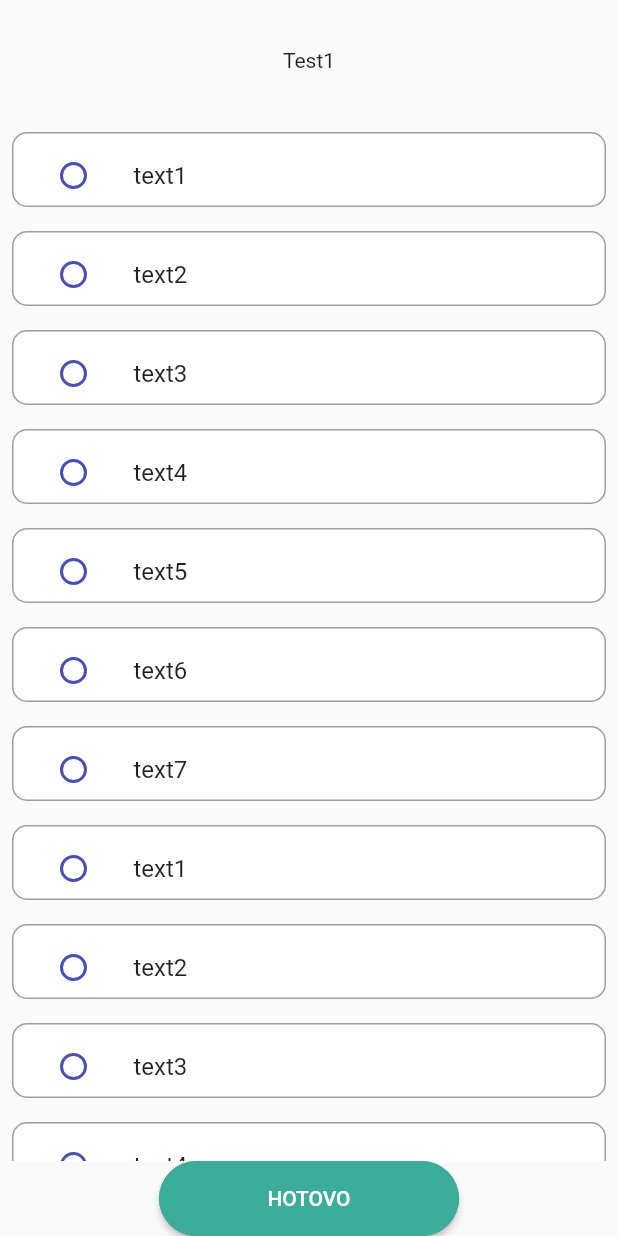
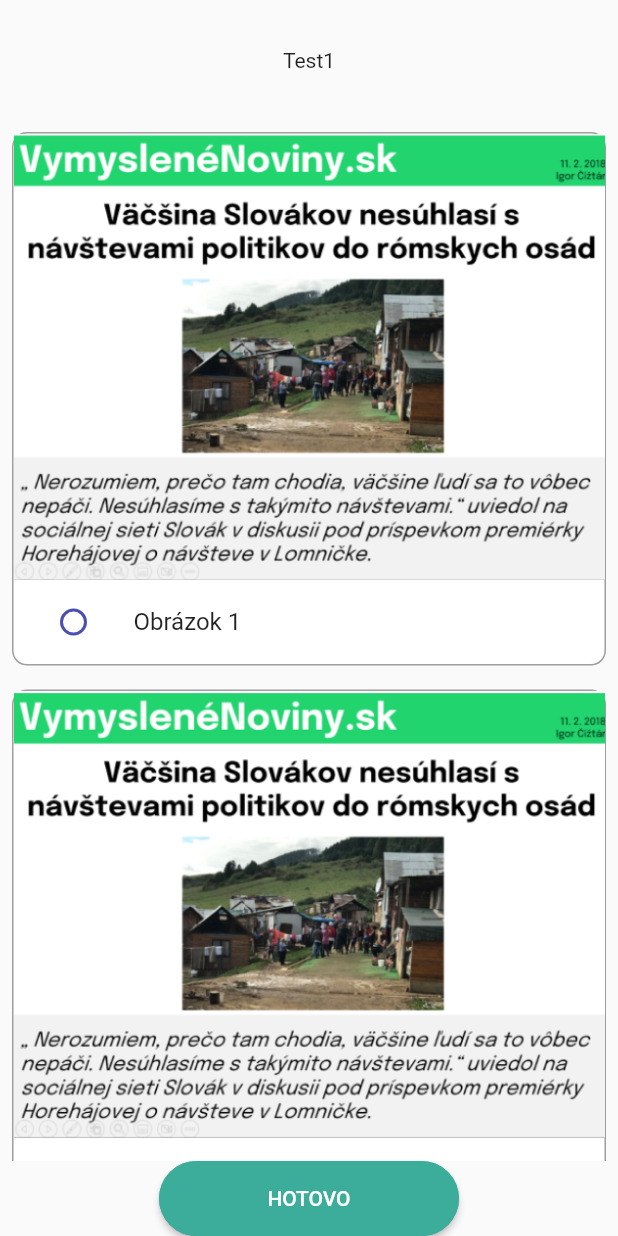
Before and after one commit to intension-software/infomentor, a Flutter app: the screen it shows once a user with an empty profile is signed in, on a phone screen of 412 x 824 dp. Run offline on Flutter 3.47's test engine with Material 2 defaults, Android fonts, the light colour scheme and no system bars; our stand-ins replace firebase_auth, firebase_core; accounts and stored records are empty.

Commit message:
test answers done

```diff
--- a/lib/auth.dart
+++ b/lib/auth.dart
@@ -1,4 +1,3 @@
-import 'package:flutter/material.dart';
 import 'package:firebase_auth/firebase_auth.dart';
 
 class Auth {
--- a/lib/screens/Test.dart
+++ b/lib/screens/Test.dart
@@ -1,16 +1,10 @@
-
 import 'package:flutter/material.dart';
 import 'package:infomentor/widgets/ReWidgets.dart';
 
-enum Answer { one, two, three, four }
 
-class TestData {
-
-
+String title = 'Test1';
 
 int correct = 1;
-
-}
 
 List answers = [
   'text1',
@@ -29,12 +23,26 @@ class TestData {
   'text7'
 ];
 
-    String title = 'Test1';
-
+List answersImage = [
+  'assets/testAnswer.png',
+  'assets/testAnswer.png',
+  'assets/testAnswer.png',
+  'assets/testAnswer.png',
+  'assets/testAnswer.png',
+  'assets/testAnswer.png',
+  'assets/testAnswer.png',
+  'assets/testAnswer.png',
+  'assets/testAnswer.png',
+  'assets/testAnswer.png',
+  'assets/testAnswer.png',
+  'assets/testAnswer.png',
+  'assets/testAnswer.png',
+  'assets/testAnswer.png'
+];
 
 
 class Test extends StatefulWidget {
-  const Test({super.key});
+  const Test({Key? key}) : super(key: key);
 
   @override
   State<Test> createState() => _TestState();
@@ -43,39 +51,47 @@ class Test extends StatefulWidget {
 class _TestState extends State<Test> {
   int? _answer;
 
-
   @override
   Widget build(BuildContext context) {
     return Scaffold(
       body: Column(
-
         children: [
           Container(
-              margin:  EdgeInsets.fromLTRB(8, 32, 8, 32),
-              child: Text(title, )
+            margin: EdgeInsets.fromLTRB(8, 32, 8, 32),
+            child: Text(title),
           ),
           Expanded(
             child: ListView.builder(
-              itemCount: answers.length,
+              itemCount: answersImage.length + answers.length,
               itemBuilder: (BuildContext context, index) {
-                String item = answers[index];
+                if (index < answersImage.length) {
+                  String item = answersImage[index];
 
                   return Container(
-                    margin:  EdgeInsets.fromLTRB(8, 8, 8, 8),
-                    width:  double.infinity,
-                    height:  50,
+                    margin: EdgeInsets.fromLTRB(8, 8, 8, 8),
+                    width: double.infinity,
                     decoration: BoxDecoration(
-                      border: _answer == index ? Border.all(color: Color(0xff4b4fb3)) : Border.all(color: Colors.grey),
+                      border: _answer == index
+                          ? Border.all(color: Color(0xff4b4fb3))
+                          : Border.all(color: Colors.grey),
                       borderRadius: BorderRadius.circular(10),
-                      color: _answer == index ? Color(0xffdddef4) : Colors.white,
-
+                      color: _answer == index
+                          ? Color(0xffdddef4)
+                          : Colors.white,
                     ),
-                    child: ListTile(
-                      title: Text(item),
+                    child: Column(
+                      children: [
+                        Image.asset(
+                          item,
+                          fit: BoxFit.cover,
+                        ),
+                        ListTile(
+                          title: Text('Obrázok ${index + 1}'),
                           leading: Radio(
-                        value: index ,
+                            value: index,
                             groupValue: _answer,
-                        fillColor: MaterialStatePropertyAll<Color>(Color(0xff4b4fb3)),
+                            fillColor:
+                                MaterialStatePropertyAll<Color>(Color(0xff4b4fb3)),
                             onChanged: (int? value) {
                               setState(() {
                                 _answer = value;
@@ -83,11 +99,46 @@ class _TestState extends State<Test> {
                             },
                           ),
                         )
+                      ],
+                    ),
                   );
-              }),
+                } else {
+                  String item = answers[index - answersImage.length];
+
+                  return Container(
+                    margin: EdgeInsets.fromLTRB(8, 8, 8, 8),
+                    width: double.infinity,
+                    height: 50,
+                    decoration: BoxDecoration(
+                      border: _answer == index
+                          ? Border.all(color: Color(0xff4b4fb3))
+                          : Border.all(color: Colors.grey),
+                      borderRadius: BorderRadius.circular(10),
+                      color: _answer == index
+                          ? Color(0xffdddef4)
+                          : Colors.white,
                     ),
-            reButton(context, 'HOTOVO',  0xff3cad9a, 0xffffffff, 0xffffffff, () {} )
-          ]
+                    child: ListTile(
+                      title: Text(item),
+                      leading: Radio(
+                        value: index,
+                        groupValue: _answer,
+                        fillColor:
+                            MaterialStatePropertyAll<Color>(Color(0xff4b4fb3)),
+                        onChanged: (int? value) {
+                          setState(() {
+                            _answer = value;
+                          });
+                        },
+                      ),
+                    ),
+                  );
+                }
+              },
+            ),
+          ),
+          reButton(context, 'HOTOVO', 0xff3cad9a, 0xffffffff, 0xffffffff, () {})
+        ],
       ),
     );
   }
--- a/pubspec.yaml
+++ b/pubspec.yaml
@@ -19,3 +19,5 @@ dev_dependencies:
 
 flutter:
   uses-material-design: true
+  assets:
+    - assets/testAnswer.png
```
Also changed, not shown: assets/testAnswer.png (added). Lines whose indentation alone changed are shown as unchanged.
